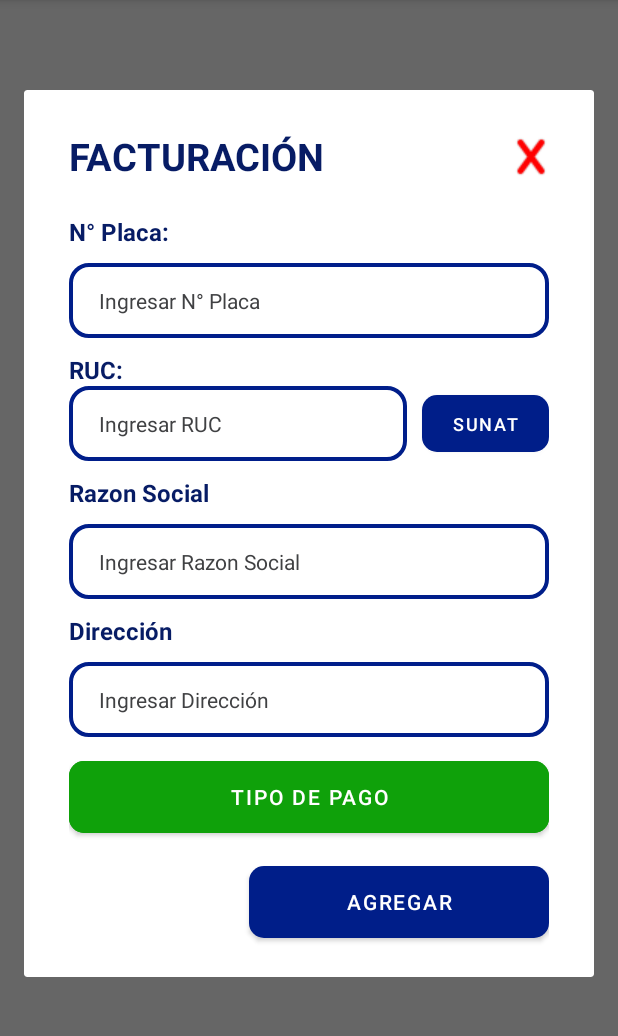
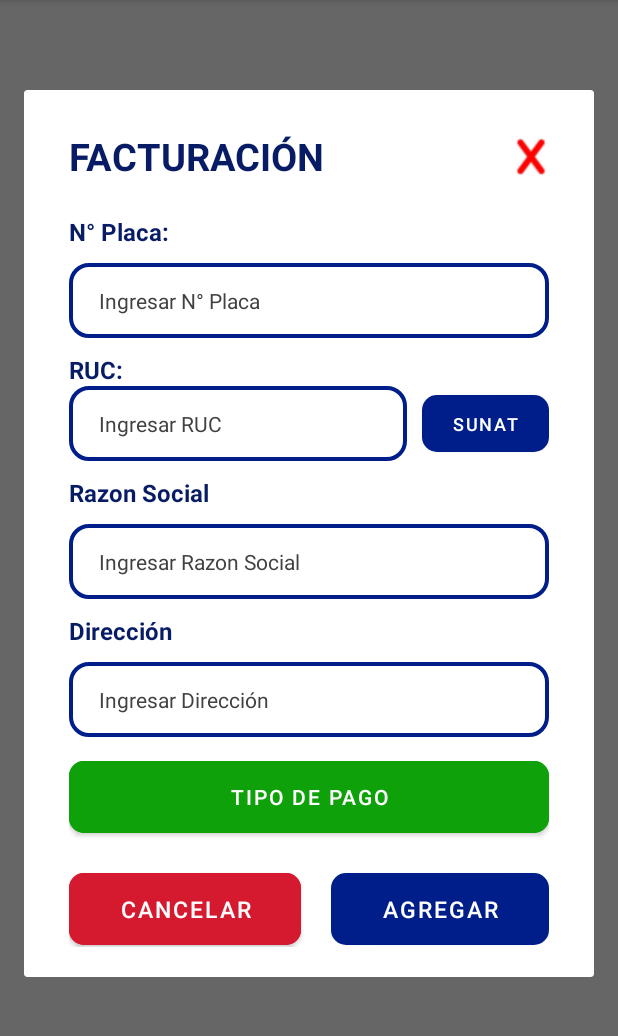
Before and after one commit to melinallacuag/RoblesAPP, an Android app: the fragment FacturacionFragment shown on its own in the app's theme, on a phone screen of 412 x 824 dp, the part 84-1120 px from its top. Run offline under Robolectric (Android 15) with nearby library versions, the phone set to English and light mode, and no system bars.

Commit message:
se activo los datos del modal factura cada boton

```diff
--- a/app/src/main/java/com/example/roblesapp/FacturacionFragment.kt
+++ b/app/src/main/java/com/example/roblesapp/FacturacionFragment.kt
@@ -5,9 +5,14 @@
 import android.view.LayoutInflater
 import android.view.View
 import android.view.ViewGroup
+import android.widget.Toast
 import androidx.appcompat.app.AppCompatActivity
 import androidx.fragment.app.DialogFragment
+import kotlinx.android.synthetic.main.fragment_boleta.view.*
+import kotlinx.android.synthetic.main.fragment_facturacion.view.*
 import kotlinx.android.synthetic.main.fragment_nota_despacho.*
+import kotlinx.android.synthetic.main.fragment_soles.view.*
+import kotlinx.android.synthetic.main.fragment_soles.view.btncerrar
 
 
 class FacturacionFragment : DialogFragment() {
@@ -17,7 +22,22 @@
         savedInstanceState: Bundle?
     ): View? {
         // Inflate the layout for this fragment
-        return inflater.inflate(R.layout.fragment_facturacion, container, false)
+        var rootView: View = inflater.inflate(R.layout.fragment_facturacion,container,false)
+
+        rootView.btncerrar.setOnClickListener{
+            dismiss()
+        }
+
+        rootView.btncancelarfacturacion.setOnClickListener{
+            dismiss()
+        }
+
+        rootView.btnagregarfacturacion.setOnClickListener{
+
+            Toast.makeText(context,"Agregar Factura", Toast.LENGTH_LONG).show()
+            dismiss()
+        }
+        return rootView
     }
 
     override fun onViewCreated(view: View, savedInstanceState: Bundle?) {
@@ -26,6 +46,7 @@
         btntipopago.setOnClickListener{
             val showtipopago = TipoPagoFragment()
             showtipopago.show((activity as AppCompatActivity).supportFragmentManager,"Tipo Pago")
+            showtipopago.setCancelable(false)
         }
 
     }
--- a/app/src/main/res/layout/fragment_facturacion.xml
+++ b/app/src/main/res/layout/fragment_facturacion.xml
@@ -33,7 +33,7 @@
                 android:layout_weight="1"/>
 
             <ImageButton
-                android:id="@+id/btncerrarsoles"
+                android:id="@+id/btncerrar"
                 android:layout_width="wrap_content"
                 android:layout_height="wrap_content"
                 android:layout_gravity="right"
@@ -161,18 +161,38 @@
             android:textSize="14sp"
             app:cornerRadius="10sp"/>
 
-        <Button
-            android:id="@+id/dialogDismiss_button"
-            android:layout_width="200sp"
-            android:layout_height="60sp"
-            android:layout_gravity="end"
-            android:layout_marginTop="10sp"
-            android:gravity="center"
-            android:text="Agregar"
-            android:textAllCaps="true"
-            android:textColor="@color/white"
-            android:textSize="14sp"
-            app:cornerRadius="10sp"/>
+        <LinearLayout
+            android:layout_width="match_parent"
+            android:layout_height="wrap_content"
+            android:orientation="horizontal">
+            <Button
+                android:id="@+id/btncancelarfacturacion"
+                android:layout_width="wrap_content"
+                android:layout_height="60sp"
+                android:layout_marginTop="10sp"
+                android:text="Cancelar"
+                android:layout_marginEnd="20sp"
+                android:layout_gravity="center"
+                android:textAllCaps="true"
+                android:backgroundTint="#D51A30"
+                android:textColor="#fff"
+                android:textSize="15sp"
+                app:cornerRadius="10sp"
+                android:layout_weight="1"/>
+
+            <Button
+                android:id="@+id/btnagregarfacturacion"
+                android:layout_width="wrap_content"
+                android:layout_height="60sp"
+                android:layout_marginTop="10sp"
+                android:text="Agregar"
+                android:layout_gravity="center"
+                android:textAllCaps="true"
+                android:textColor="#fff"
+                android:textSize="15sp"
+                app:cornerRadius="10sp"
+                android:layout_weight="1"/>
+        </LinearLayout>
     </LinearLayout>
 
 </androidx.constraintlayout.widget.ConstraintLayout>
```
